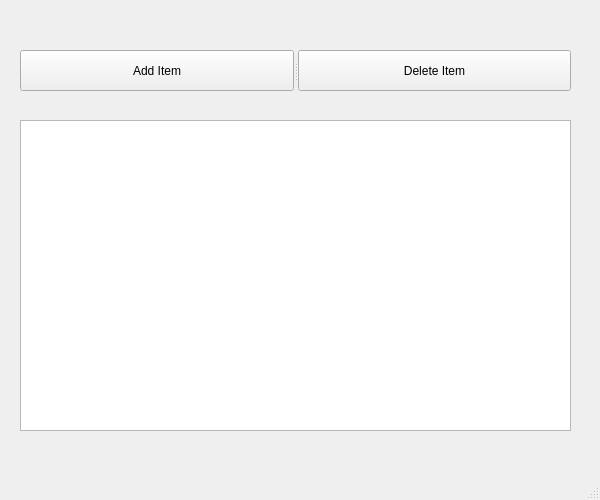
Old version of the form mainwindow.ui in the repository vyFAG/money_counting.
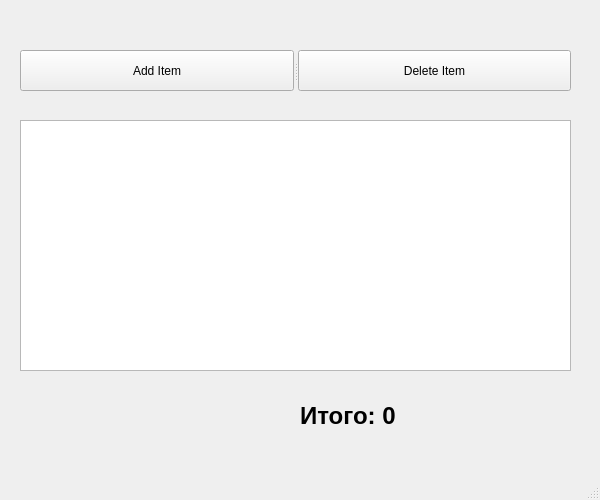
New version of the form.

```diff
--- a/mainwindow.ui
+++ b/mainwindow.ui
@@ -20,7 +20,7 @@
       <x>20</x>
       <y>120</y>
       <width>551</width>
-      <height>311</height>
+      <height>251</height>
      </rect>
     </property>
    </widget>
@@ -47,6 +47,33 @@
      </property>
     </widget>
    </widget>
+   <widget class="QLabel" name="totalMoney">
+    <property name="geometry">
+     <rect>
+      <x>300</x>
+      <y>400</y>
+      <width>271</width>
+      <height>31</height>
+     </rect>
+    </property>
+    <property name="maximumSize">
+     <size>
+      <width>16777215</width>
+      <height>16777215</height>
+     </size>
+    </property>
+    <property name="font">
+     <font>
+      <family>MS Sans Serif</family>
+      <pointsize>18</pointsize>
+      <weight>75</weight>
+      <bold>true</bold>
+     </font>
+    </property>
+    <property name="text">
+     <string>Итого: 0</string>
+    </property>
+   </widget>
   </widget>
   <widget class="QMenuBar" name="menubar">
    <property name="geometry">
```
